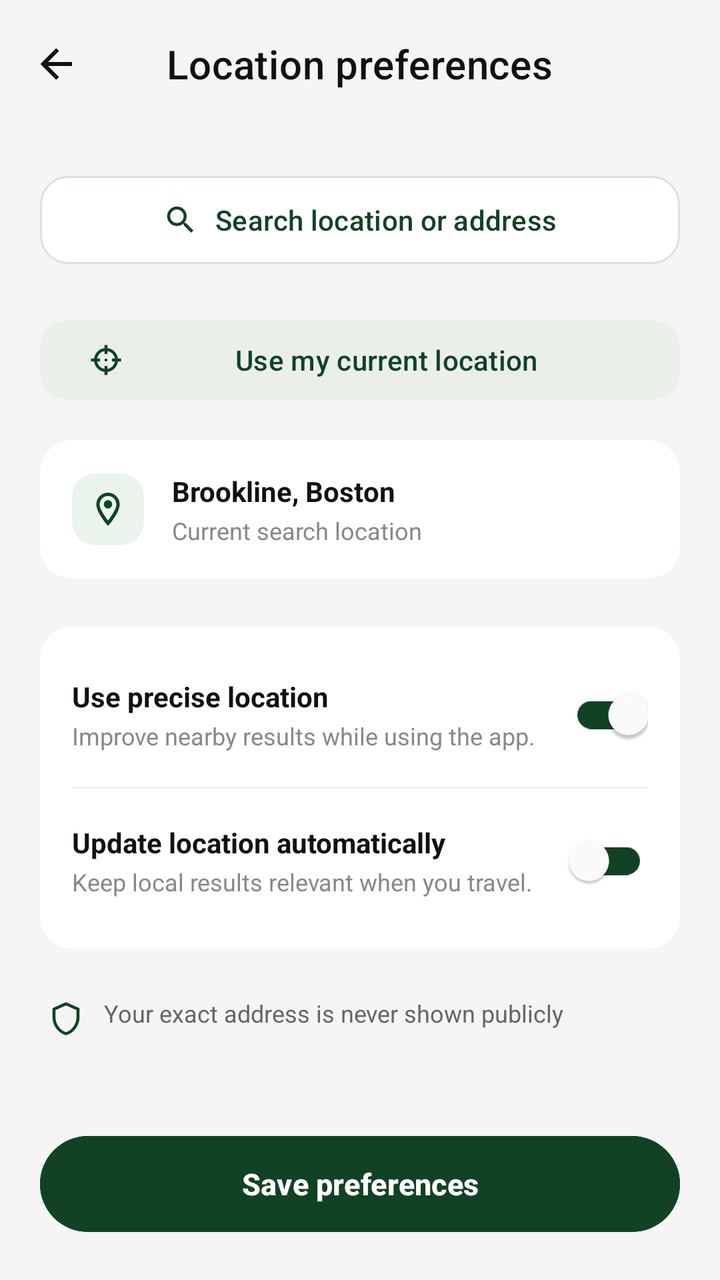
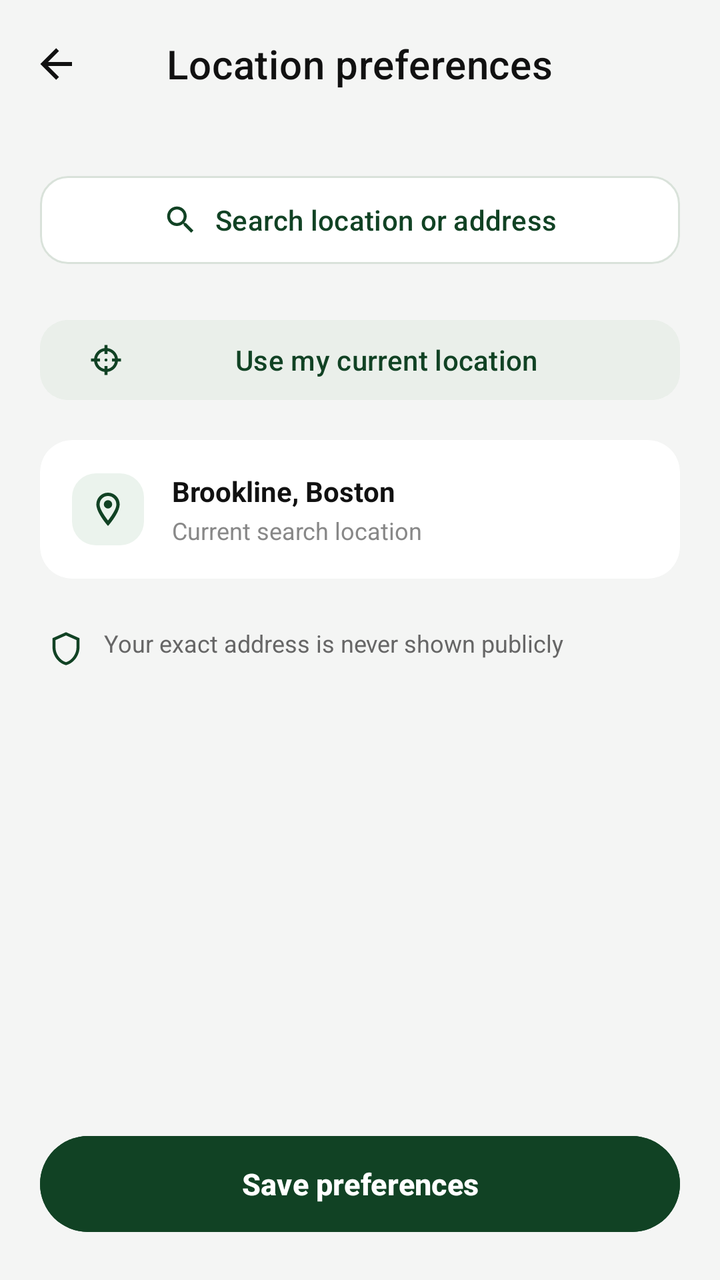

Compare the two renders of this Android layout. The source of the first and the diff that turns it into the second are given below.
<!-- AndroidManifest.xml: application theme Theme.GeoConnect -->
<!-- res/layout/activity_location_preferences.xml -->
<?xml version="1.0" encoding="utf-8"?>
<androidx.constraintlayout.widget.ConstraintLayout xmlns:android="http://schemas.android.com/apk/res/android"
    xmlns:app="http://schemas.android.com/apk/res-auto"
    android:layout_width="match_parent"
    android:layout_height="match_parent"
    android:background="#F4F5F4">


    <com.google.android.material.appbar.MaterialToolbar
        android:id="@+id/toolbar"
        android:layout_width="0dp"
        android:layout_height="?attr/actionBarSize"
        android:background="@android:color/transparent"
        app:navigationIcon="@drawable/ic_arrow_back"
        app:navigationIconTint="#111111"
        app:title="Location preferences"
        app:titleCentered="true"
        app:titleTextAppearance="@style/TextAppearance.MaterialComponents.Headline6"
        app:titleTextColor="#111111"
        app:layout_constraintEnd_toEndOf="parent"
        app:layout_constraintStart_toStartOf="parent"
        app:layout_constraintTop_toTopOf="parent" />

    <androidx.core.widget.NestedScrollView
        android:layout_width="match_parent"
        android:layout_height="0dp"
        android:fillViewport="true"
        app:layout_constraintBottom_toTopOf="@id/bottomButtonContainer"
        app:layout_constraintTop_toBottomOf="@id/toolbar">

        <LinearLayout
            android:layout_width="match_parent"
            android:layout_height="wrap_content"
            android:orientation="vertical"
            android:padding="20dp">

            <LinearLayout
                android:layout_width="match_parent"
                android:layout_height="wrap_content"
                android:orientation="vertical">

                <com.google.android.material.button.MaterialButton
                    android:id="@+id/btnSearchLocation"
                    android:layout_width="match_parent"
                    android:layout_height="52dp"
                    android:layout_marginBottom="12dp"
                    android:backgroundTint="#FFFFFF"
                    android:text="Search location or address"
                    android:textColor="#114224"
                    app:cornerRadius="14dp"
                    app:icon="@drawable/ic_magnify"
                    app:iconTint="#114224"
                    app:iconGravity="textStart"
                    app:strokeColor="#D9E2DA"
                    app:strokeWidth="1dp" />

                <com.google.android.material.button.MaterialButton
                    android:id="@+id/btnCurrentLocation"
                    android:layout_width="match_parent"
                    android:layout_height="48dp"
                    android:layout_marginTop="8dp"
                    android:text="Use my current location"
                    android:textColor="#114224"
                    android:backgroundTint="#EAEFEA"
                    app:icon="@drawable/ic_target"
                    app:cornerRadius="14dp"
                    app:iconTint="#114224" />
            </LinearLayout>

            
            <androidx.cardview.widget.CardView
                android:layout_width="match_parent"
                android:layout_height="wrap_content"
                android:layout_marginTop="16dp"
                app:cardBackgroundColor="@android:color/white"
                app:cardCornerRadius="16dp"
                app:cardElevation="0dp">

                <LinearLayout
                    android:layout_width="match_parent"
                    android:layout_height="wrap_content"
                    android:gravity="center_vertical"
                    android:orientation="horizontal"
                    android:padding="16dp">

                    <ImageView
                        android:layout_width="36dp"
                        android:layout_height="36dp"
                        android:background="@drawable/bg_icon_container"
                        android:padding="8dp"
                        android:src="@drawable/ic_location"
                        app:tint="#114224" />

                    <LinearLayout
                        android:layout_width="0dp"
                        android:layout_height="wrap_content"
                        android:layout_marginStart="14dp"
                        android:layout_weight="1"
                        android:orientation="vertical">

                        <TextView
                            android:id="@+id/txtCurrentLocation"
                            android:layout_width="wrap_content"
                            android:layout_height="wrap_content"
                            android:text="Brookline, Boston"
                            android:textColor="#111111"
                            android:textSize="14sp"
                            android:textStyle="bold" />

                        <TextView
                            android:layout_width="wrap_content"
                            android:layout_height="wrap_content"
                            android:layout_marginTop="2dp"
                            android:text="Current search location"
                            android:textColor="#888888"
                            android:textSize="12sp" />
                    </LinearLayout>
                </LinearLayout>
            </androidx.cardview.widget.CardView>



            <androidx.cardview.widget.CardView
                android:layout_width="match_parent"
                android:layout_height="wrap_content"
                android:layout_marginTop="24dp"
                app:cardBackgroundColor="@android:color/white"
                app:cardCornerRadius="16dp"
                app:cardElevation="0dp">

                <LinearLayout
                    android:layout_width="match_parent"
                    android:layout_height="wrap_content"
                    android:orientation="vertical"
                    android:paddingHorizontal="16dp"
                    android:paddingVertical="12dp">

                    
                    <LinearLayout
                        android:layout_width="match_parent"
                        android:layout_height="wrap_content"
                        android:gravity="center_vertical"
                        android:orientation="horizontal"
                        android:paddingVertical="8dp">

                        <LinearLayout
                            android:layout_width="0dp"
                            android:layout_height="wrap_content"
                            android:layout_weight="1"
                            android:orientation="vertical">

                            <TextView
                                android:layout_width="wrap_content"
                                android:layout_height="wrap_content"
                                android:text="Use precise location"
                                android:textColor="#111111"
                                android:textSize="14sp"
                                android:textStyle="bold" />

                            <TextView
                                android:layout_width="wrap_content"
                                android:layout_height="wrap_content"
                                android:layout_marginTop="2dp"
                                android:text="Improve nearby results while using the app."
                                android:textColor="#888888"
                                android:textSize="12sp" />
                        </LinearLayout>

                        <com.google.android.material.switchmaterial.SwitchMaterial
                            android:id="@+id/switchPreciseLocation"
                            android:layout_width="wrap_content"
                            android:layout_height="wrap_content"
                            android:checked="true"
                            app:thumbTint="@android:color/white"
                            app:trackTint="#114224" />
                    </LinearLayout>

                    
                    <View
                        android:layout_width="match_parent"
                        android:layout_height="1dp"
                        android:layout_marginVertical="4dp"
                        android:background="#F0F0F0" />

                    <LinearLayout
                        android:layout_width="match_parent"
                        android:layout_height="wrap_content"
                        android:gravity="center_vertical"
                        android:orientation="horizontal"
                        android:paddingVertical="8dp">

                        <LinearLayout
                            android:layout_width="0dp"
                            android:layout_height="wrap_content"
                            android:layout_weight="1"
                            android:orientation="vertical">

                            <TextView
                                android:layout_width="wrap_content"
                                android:layout_height="wrap_content"
                                android:text="Update location automatically"
                                android:textColor="#111111"
                                android:textSize="14sp"
                                android:textStyle="bold" />

                            <TextView
                                android:layout_width="wrap_content"
                                android:layout_height="wrap_content"
                                android:layout_marginTop="2dp"
                                android:text="Keep local results relevant when you travel."
                                android:textColor="#888888"
                                android:textSize="12sp" />
                        </LinearLayout>

                        <com.google.android.material.switchmaterial.SwitchMaterial
                            android:id="@+id/switchAutoUpdate"
                            android:layout_width="wrap_content"
                            android:layout_height="wrap_content"
                            android:checked="false"
                            app:thumbTint="@android:color/white"
                            app:trackTint="#114224" />
                    </LinearLayout>

                </LinearLayout>
            </androidx.cardview.widget.CardView>

            
            <LinearLayout
                android:layout_width="match_parent"
                android:layout_height="wrap_content"
                android:layout_marginTop="24dp"
                android:gravity="top"
                android:orientation="horizontal"
                android:paddingHorizontal="4dp">

                <ImageView
                    android:layout_width="18dp"
                    android:layout_height="18dp"
                    android:layout_marginTop="2dp"
                    android:src="@drawable/ic_shield"
                    app:tint="#114224" />

                <TextView
                    android:layout_width="0dp"
                    android:layout_height="wrap_content"
                    android:layout_marginStart="10dp"
                    android:layout_weight="1"
                    android:lineSpacingExtra="3dp"
                    android:text="Your exact address is never shown publicly"
                    android:textColor="#666666"
                    android:textSize="12sp" />
            </LinearLayout>
        </LinearLayout>
    </androidx.core.widget.NestedScrollView>

    <LinearLayout
        android:id="@+id/bottomButtonContainer"
        android:layout_width="match_parent"
        android:layout_height="wrap_content"
        android:background="#F4F5F4"
        android:padding="20dp"
        app:layout_constraintBottom_toBottomOf="parent"
        app:layout_constraintEnd_toEndOf="parent"
        app:layout_constraintStart_toStartOf="parent">

        <com.google.android.material.button.MaterialButton
            android:id="@+id/btnSavePreferences"
            android:layout_width="match_parent"
            android:layout_height="56dp"
            android:backgroundTint="#114224"
            android:text="Save preferences"
            android:textColor="@android:color/white"
            android:textSize="15sp"
            android:textStyle="bold"
            app:cornerRadius="28dp" />
    </LinearLayout>
</androidx.constraintlayout.widget.ConstraintLayout>
<!-- resources referenced by this layout -->
<resources>
  <!-- drawable bg_icon_container (drawable) -->
  <?xml version="1.0" encoding="utf-8"?>
  <shape xmlns:android="http://schemas.android.com/apk/res/android"
      android:shape="rectangle">
      <solid android:color="#EBF3ED" />
      <corners android:radius="12dp" />
  </shape>
  <!-- drawable ic_arrow_back (drawable) -->
  <vector xmlns:android="http://schemas.android.com/apk/res/android" android:height="24dp" android:width="24dp" android:viewportWidth="24" android:viewportHeight="24">
      <path android:fillColor="#000000" android:pathData="M20,11V13H8L13.5,18.5L12.08,19.92L4.16,12L12.08,4.08L13.5,5.5L8,11H20Z"/>
  </vector>
  <!-- drawable ic_location (drawable) -->
  <vector xmlns:android="http://schemas.android.com/apk/res/android" android:height="24dp" android:width="24dp" android:viewportWidth="24" android:viewportHeight="24">
      <path android:fillColor="#000000" android:pathData="M12,6.5A2.5,2.5 0 0,1 14.5,9A2.5,2.5 0 0,1 12,11.5A2.5,2.5 0 0,1 9.5,9A2.5,2.5 0 0,1 12,6.5M12,2A7,7 0 0,1 19,9C19,14.25 12,22 12,22C12,22 5,14.25 5,9A7,7 0 0,1 12,2M12,4A5,5 0 0,0 7,9C7,10 7,12 12,18.71C17,12 17,10 17,9A5,5 0 0,0 12,4Z"/>
  </vector>
  <!-- drawable ic_magnify (drawable) -->
  <vector xmlns:android="http://schemas.android.com/apk/res/android" android:height="24dp" android:width="24dp" android:viewportWidth="24" android:viewportHeight="24">
      <path android:fillColor="#000000" android:pathData="M9.5,3A6.5,6.5 0 0,1 16,9.5C16,11.11 15.41,12.59 14.44,13.73L14.71,14H15.5L20.5,19L19,20.5L14,15.5V14.71L13.73,14.44C12.59,15.41 11.11,16 9.5,16A6.5,6.5 0 0,1 3,9.5A6.5,6.5 0 0,1 9.5,3M9.5,5C7,5 5,7 5,9.5C5,12 7,14 9.5,14C12,14 14,12 14,9.5C14,7 12,5 9.5,5Z"/>
  </vector>
  <!-- drawable ic_shield (drawable) -->
  <vector xmlns:android="http://schemas.android.com/apk/res/android"
      android:height="24dp"
      android:width="24dp"
      android:viewportWidth="24"
      android:viewportHeight="24">
      <path android:fillColor="#000000"
          android:pathData="M21,11C21,16.55 17.16,21.74 12,23C6.84,21.74 3,16.55 3,11V5L12,1L21,5V11M12,21C15.75,20 19,15.54 19,11.22V6.3L12,3.18L5,6.3V11.22C5,15.54 8.25,20 12,21Z"/>
  </vector>
  <!-- drawable ic_target (drawable) -->
  <?xml version="1.0" encoding="utf-8"?>
  <vector xmlns:android="http://schemas.android.com/apk/res/android" android:height="24dp" android:width="24dp" android:viewportWidth="24" android:viewportHeight="24">
      <path android:fillColor="#000000" android:pathData="M11,2V4.07C7.38,4.53 4.53,7.38 4.07,11H2V13H4.07C4.53,16.62 7.38,19.47 11,19.93V22H13V19.93C16.62,19.47 19.47,16.62 19.93,13H22V11H19.93C19.47,7.38 16.62,4.53 13,4.07V2M11,6.08V8H13V6.09C15.5,6.5 17.5,8.5 17.92,11H16V13H17.91C17.5,15.5 15.5,17.5 13,17.92V16H11V17.91C8.5,17.5 6.5,15.5 6.08,13H8V11H6.09C6.5,8.5 8.5,6.5 11,6.08M12,11A1,1 0 0,0 11,12A1,1 0 0,0 12,13A1,1 0 0,0 13,12A1,1 0 0,0 12,11Z"/>
  </vector>
  <style name="Theme.GeoConnect" parent="Base.Theme.GeoConnect" />
  <style name="Base.Theme.GeoConnect" parent="Theme.Material3.DayNight.NoActionBar">
          
          
      </style>
</resources>

<!-- the commit's change to res/layout/activity_location_preferences.xml (unified diff, before → after) -->
@@ -67,7 +67,6 @@
                     app:iconTint="#114224" />
             </LinearLayout>
 
-            
             <androidx.cardview.widget.CardView
                 android:layout_width="match_parent"
                 android:layout_height="wrap_content"
@@ -118,113 +117,6 @@
                 </LinearLayout>
             </androidx.cardview.widget.CardView>
 
-
-
-            <androidx.cardview.widget.CardView
-                android:layout_width="match_parent"
-                android:layout_height="wrap_content"
-                android:layout_marginTop="24dp"
-                app:cardBackgroundColor="@android:color/white"
-                app:cardCornerRadius="16dp"
-                app:cardElevation="0dp">
-
-                <LinearLayout
-                    android:layout_width="match_parent"
-                    android:layout_height="wrap_content"
-                    android:orientation="vertical"
-                    android:paddingHorizontal="16dp"
-                    android:paddingVertical="12dp">
-
-                    
-                    <LinearLayout
-                        android:layout_width="match_parent"
-                        android:layout_height="wrap_content"
-                        android:gravity="center_vertical"
-                        android:orientation="horizontal"
-                        android:paddingVertical="8dp">
-
-                        <LinearLayout
-                            android:layout_width="0dp"
-                            android:layout_height="wrap_content"
-                            android:layout_weight="1"
-                            android:orientation="vertical">
-
-                            <TextView
-                                android:layout_width="wrap_content"
-                                android:layout_height="wrap_content"
-                                android:text="Use precise location"
-                                android:textColor="#111111"
-                                android:textSize="14sp"
-                                android:textStyle="bold" />
-
-                            <TextView
-                                android:layout_width="wrap_content"
-                                android:layout_height="wrap_content"
-                                android:layout_marginTop="2dp"
-                                android:text="Improve nearby results while using the app."
-                                android:textColor="#888888"
-                                android:textSize="12sp" />
-                        </LinearLayout>
-
-                        <com.google.android.material.switchmaterial.SwitchMaterial
-                            android:id="@+id/switchPreciseLocation"
-                            android:layout_width="wrap_content"
-                            android:layout_height="wrap_content"
-                            android:checked="true"
-                            app:thumbTint="@android:color/white"
-                            app:trackTint="#114224" />
-                    </LinearLayout>
-
-                    
-                    <View
-                        android:layout_width="match_parent"
-                        android:layout_height="1dp"
-                        android:layout_marginVertical="4dp"
-                        android:background="#F0F0F0" />
-
-                    <LinearLayout
-                        android:layout_width="match_parent"
-                        android:layout_height="wrap_content"
-                        android:gravity="center_vertical"
-                        android:orientation="horizontal"
-                        android:paddingVertical="8dp">
-
-                        <LinearLayout
-                            android:layout_width="0dp"
-                            android:layout_height="wrap_content"
-                            android:layout_weight="1"
-                            android:orientation="vertical">
-
-                            <TextView
-                                android:layout_width="wrap_content"
-                                android:layout_height="wrap_content"
-                                android:text="Update location automatically"
-                                android:textColor="#111111"
-                                android:textSize="14sp"
-                                android:textStyle="bold" />
-
-                            <TextView
-                                android:layout_width="wrap_content"
-                                android:layout_height="wrap_content"
-                                android:layout_marginTop="2dp"
-                                android:text="Keep local results relevant when you travel."
-                                android:textColor="#888888"
-                                android:textSize="12sp" />
-                        </LinearLayout>
-
-                        <com.google.android.material.switchmaterial.SwitchMaterial
-                            android:id="@+id/switchAutoUpdate"
-                            android:layout_width="wrap_content"
-                            android:layout_height="wrap_content"
-                            android:checked="false"
-                            app:thumbTint="@android:color/white"
-                            app:trackTint="#114224" />
-                    </LinearLayout>
-
-                </LinearLayout>
-            </androidx.cardview.widget.CardView>
-
-            
             <LinearLayout
                 android:layout_width="match_parent"
                 android:layout_height="wrap_content"
